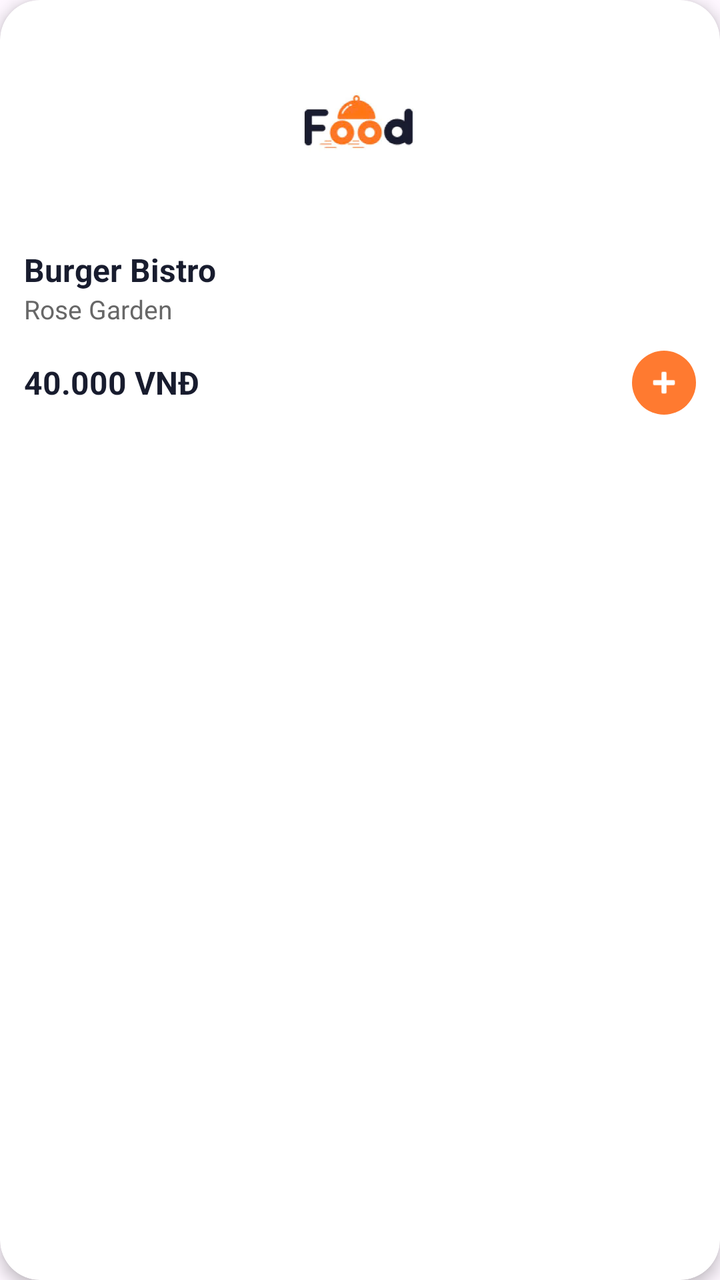
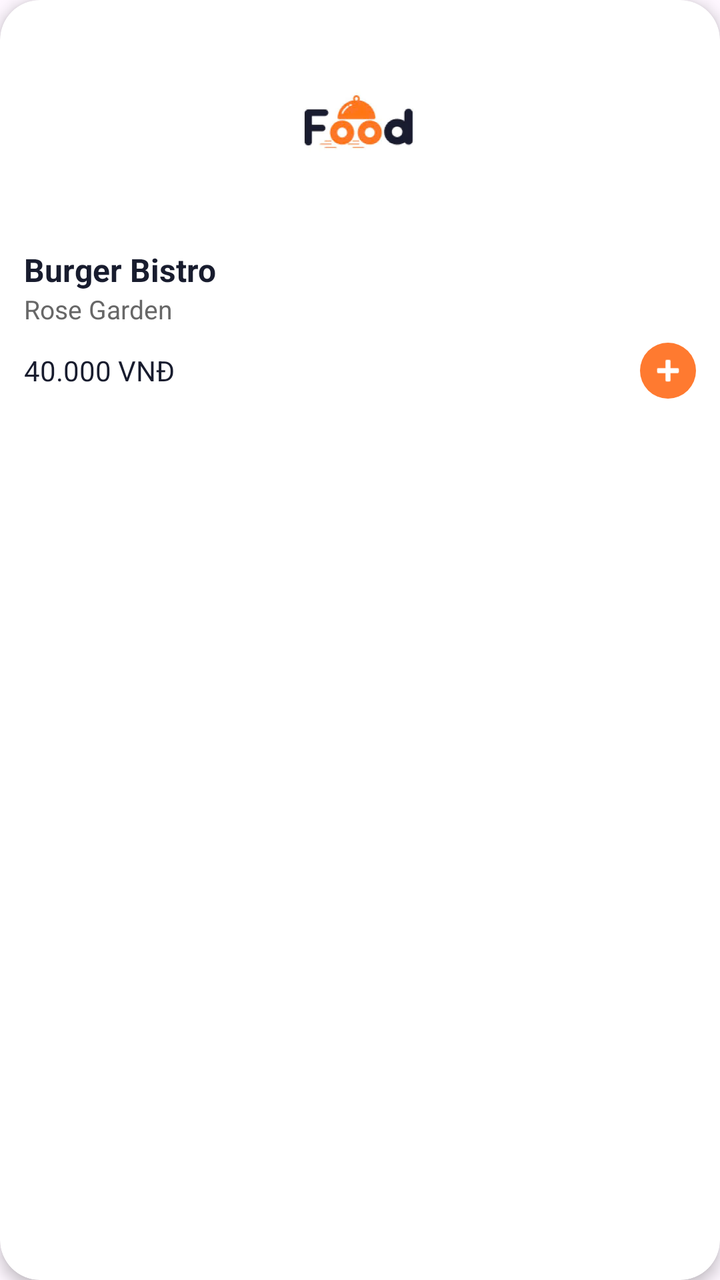

Two renders of the same Android screen: before a commit and after it. Below are the layout's source before the change and the commit's diff.
<!-- AndroidManifest.xml: application theme Theme.NHOM33 -->
<!-- res/layout/item_burger.xml -->
<?xml version="1.0" encoding="utf-8"?>
<androidx.cardview.widget.CardView
    xmlns:android="http://schemas.android.com/apk/res/android"
    xmlns:app="http://schemas.android.com/apk/res-auto"
    android:layout_width="match_parent"
    android:layout_height="wrap_content"
    android:layout_margin="8dp"
    app:cardCornerRadius="20dp"
    android:clickable="true"
    android:focusable="true"
    android:id="@+id/card_food"
    app:cardElevation="4dp">

    <LinearLayout
        android:layout_width="match_parent"
        android:layout_height="wrap_content"
        android:orientation="vertical"
        android:padding="12dp">

        
        <ImageView
            android:id="@+id/imgBurger"
            android:layout_width="120dp"
            android:layout_height="100dp"
            android:layout_gravity="center"
            android:scaleType="centerInside"
            android:src="@drawable/food" />

        
        <TextView
            android:id="@+id/txtName"
            android:layout_width="wrap_content"
            android:layout_height="wrap_content"
            android:layout_marginTop="12dp"
            android:text="Burger Bistro"
            android:textColor="#181C2E"
            android:textSize="16sp"
            android:textStyle="bold" />

        
        <TextView
            android:id="@+id/txtRest"
            android:layout_width="wrap_content"
            android:layout_height="wrap_content"
            android:text="Rose Garden"
            android:textColor="#676767"
            android:textSize="13sp" />

        <RelativeLayout
            android:layout_width="match_parent"
            android:layout_height="wrap_content"
            android:layout_marginTop="12dp">

            
            <TextView
                android:id="@+id/txtPrice"
                android:layout_width="wrap_content"
                android:layout_height="wrap_content"
                android:layout_centerVertical="true"
                android:text="40.000 VNĐ"
                android:textColor="#181C2E"
                android:textSize="16sp"
                android:textStyle="bold" />

            
            <ImageButton
                android:id="@+id/btnAdd"
                android:layout_width="32dp"
                android:layout_height="32dp"
                android:layout_alignParentEnd="true"
                android:background="@drawable/bg_plus_orange"
                android:padding="6dp"
                android:scaleType="fitCenter"
                android:src="@android:drawable/ic_input_add"
                app:tint="#FFFFFF" />
        </RelativeLayout>

    </LinearLayout>
</androidx.cardview.widget.CardView>
<!-- resources referenced by this layout -->
<resources>
  <!-- drawable bg_plus_orange (drawable) -->
  <?xml version="1.0" encoding="utf-8"?>
  <shape xmlns:android="http://schemas.android.com/apk/res/android"
      android:shape="oval">
      <solid android:color="#FF7A30"/>
  </shape>
  <!-- drawable food: jpg bitmap (drawable, 17314 bytes) -->
  <style name="Theme.NHOM33" parent="Base.Theme.NHOM33" />
  <style name="Base.Theme.NHOM33" parent="Theme.Material3.DayNight.NoActionBar">
          
          
      </style>
</resources>

<!-- the commit's change to res/layout/item_burger.xml (unified diff, before → after) -->
@@ -17,7 +17,6 @@
         android:orientation="vertical"
         android:padding="12dp">
 
-        
         <ImageView
             android:id="@+id/imgBurger"
             android:layout_width="120dp"
@@ -26,7 +25,6 @@
             android:scaleType="centerInside"
             android:src="@drawable/food" />
 
-        
         <TextView
             android:id="@+id/txtName"
             android:layout_width="wrap_content"
@@ -35,45 +33,60 @@
             android:text="Burger Bistro"
             android:textColor="#181C2E"
             android:textSize="16sp"
-            android:textStyle="bold" />
+            android:textStyle="bold"
+            android:maxLines="1"
+            android:ellipsize="end"/>
 
-        
         <TextView
             android:id="@+id/txtRest"
             android:layout_width="wrap_content"
             android:layout_height="wrap_content"
             android:text="Rose Garden"
             android:textColor="#676767"
-            android:textSize="13sp" />
+            android:textSize="13sp"
+            android:maxLines="1"
+            android:ellipsize="end"/>
 
-        <RelativeLayout
+        <LinearLayout
             android:layout_width="match_parent"
             android:layout_height="wrap_content"
-            android:layout_marginTop="12dp">
+            android:layout_marginTop="8dp"
+            android:orientation="vertical">
 
-            
             <TextView
-                android:id="@+id/txtPrice"
+                android:id="@+id/txtPriceSale"
                 android:layout_width="wrap_content"
                 android:layout_height="wrap_content"
-                android:layout_centerVertical="true"
-                android:text="40.000 VNĐ"
-                android:textColor="#181C2E"
+                android:text="35.000 VNĐ"
+                android:textColor="#FF7622"
                 android:textSize="16sp"
-                android:textStyle="bold" />
+                android:textStyle="bold"
+                android:visibility="gone" />
 
-            
-            <ImageButton
-                android:id="@+id/btnAdd"
-                android:layout_width="32dp"
-                android:layout_height="32dp"
-                android:layout_alignParentEnd="true"
-                android:background="@drawable/bg_plus_orange"
-                android:padding="6dp"
-                android:scaleType="fitCenter"
-                android:src="@android:drawable/ic_input_add"
-                app:tint="#FFFFFF" />
-        </RelativeLayout>
+            <RelativeLayout
+                android:layout_width="match_parent"
+                android:layout_height="wrap_content">
 
+                <TextView
+                    android:id="@+id/txtPrice"
+                    android:layout_width="wrap_content"
+                    android:layout_height="wrap_content"
+                    android:layout_centerVertical="true"
+                    android:text="40.000 VNĐ"
+                    android:textColor="#181C2E"
+                    android:textSize="14sp" />
+
+                <ImageButton
+                    android:id="@+id/btnAdd"
+                    android:layout_width="28dp"
+                    android:layout_height="28dp"
+                    android:layout_alignParentEnd="true"
+                    android:background="@drawable/bg_plus_orange"
+                    android:padding="4dp"
+                    android:scaleType="fitCenter"
+                    android:src="@android:drawable/ic_input_add"
+                    app:tint="#FFFFFF" />
+            </RelativeLayout>
+        </LinearLayout>
     </LinearLayout>
 </androidx.cardview.widget.CardView>
